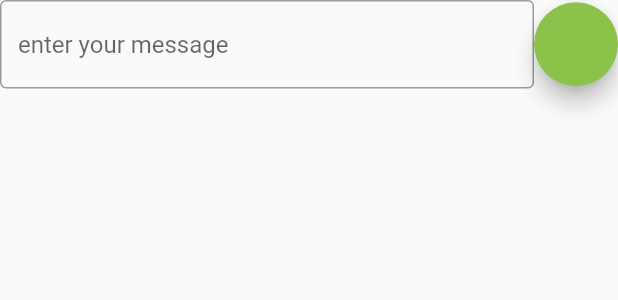
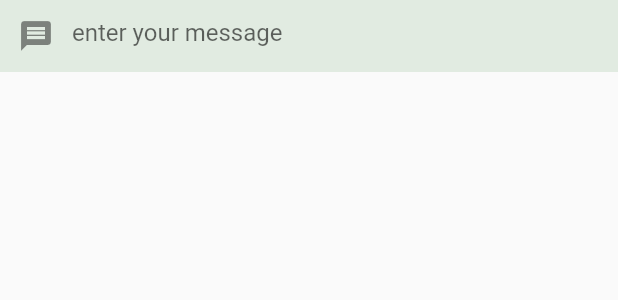
Before and after one commit to uint/mini-chat, a Flutter app: the ChatInput widget shown alone on an empty page, opened directly, on a phone screen of 412 x 824 dp. Shown: the top 300 px of the screen. Run offline on Flutter 3.47's test engine with Material 2 defaults, Android fonts, the phone set to English and light mode, and no system bars.

Commit message:
client: improve chat looks

```diff
--- a/client/lib/chat/chat_input.dart
+++ b/client/lib/chat/chat_input.dart
@@ -22,22 +22,17 @@ class ChatInput extends StatelessWidget {
 
   @override
   Widget build(BuildContext context) {
-    return Row(
-      children: [
-        Expanded(
-            child: TextField(
+    return TextField(
       onSubmitted: _submit,
       controller: _controller,
       focusNode: focusNode,
       decoration: const InputDecoration(
-            border: OutlineInputBorder(),
+        fillColor: Color.fromARGB(255, 225, 235, 225),
+        filled: true,
+        prefixIcon: Icon(Icons.message),
+        border: InputBorder.none,
         hintText: 'enter your message',
       ),
-        )),
-        TextFieldTapRegion(child: FloatingActionButton(onPressed: () {
-          _submit(_controller.text);
-        })),
-      ],
     );
   }
 }
--- a/client/lib/chat/user_list.dart
+++ b/client/lib/chat/user_list.dart
@@ -10,7 +10,10 @@ class UserList extends StatelessWidget {
   @override
   Widget build(BuildContext context) {
     return Container(
-        decoration: const BoxDecoration(border: Border(left: BorderSide())),
+        decoration: const BoxDecoration(
+          color: Color.fromARGB(255, 240, 245, 240),
+          //border: Border(left: BorderSide())
+        ),
         padding: const EdgeInsets.symmetric(horizontal: 6),
         width: 200,
         child: Column(children: [
```
Lines whose indentation alone changed are shown as unchanged.
